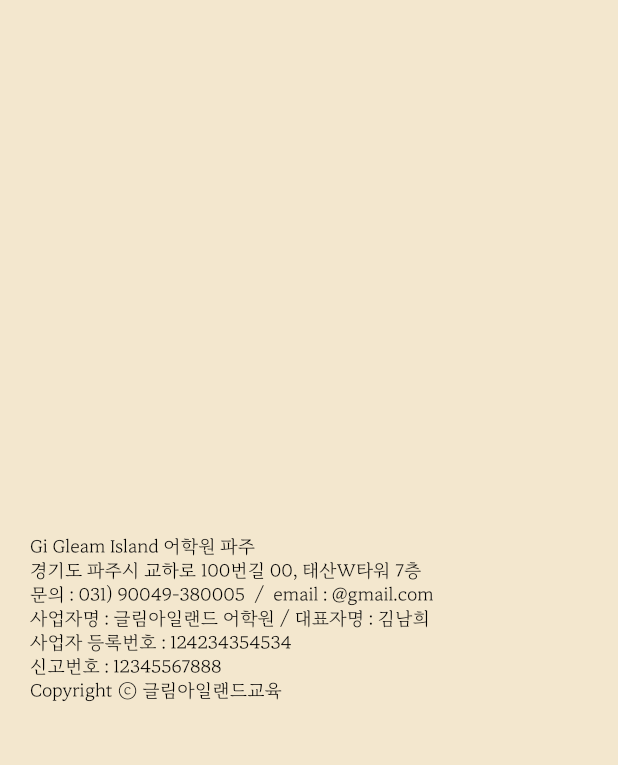
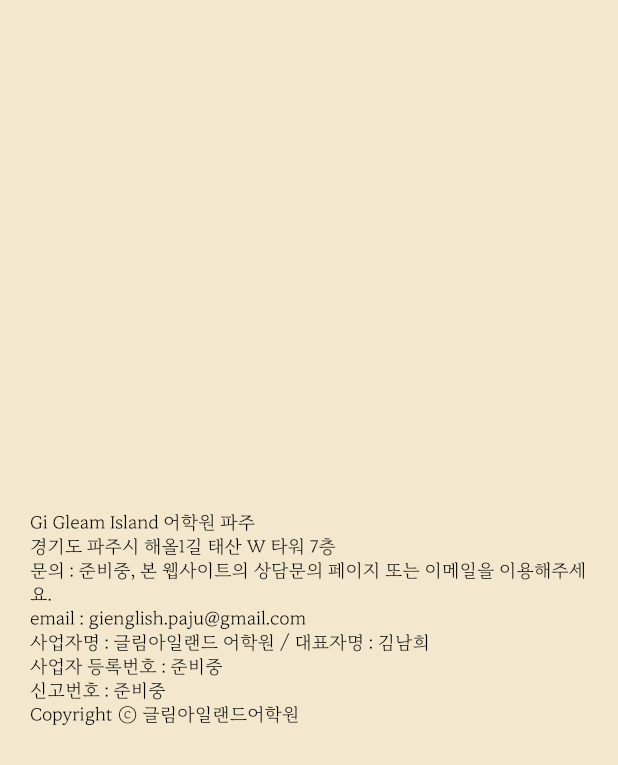
Before and after one commit to mirk098718/gi_english_website, a Flutter app: what footer() shows on an empty page, opened directly, on a phone screen of 412 x 824 dp. Shown: the top 765 px of the screen. Run offline on Flutter 3.47's test engine with Material 2 defaults, Android fonts, the phone set to English and light mode, and no system bars; our stand-ins replace cloud_firestore, firebase_auth, firebase_core, shared_preferences, syncfusion_flutter_calendar; missing offline and left inert: shared_preferences_web; accounts and stored records are empty; statements that could not run were skipped.

Commit message:
make UrlUtil

```diff
--- a/lib/util/MyWidget.dart
+++ b/lib/util/MyWidget.dart
@@ -17,12 +17,13 @@ class MyWidget {
 
           child: Text(
                 "Gi Gleam Island 어학원 파주\n"
-                "경기도 파주시 교하로 100번길 00, 태산W타워 7층\n"
-                "문의 : 031) 90049-380005  /  email : @gmail.com\n"
+                "경기도 파주시 해올1길 태산 W 타워 7층\n"
+                "문의 : 준비중, 본 웹사이트의 상담문의 페이지 또는 이메일을 이용해주세요. \n"
+                    "email : gienglish.paju@gmail.com\n"
                 "사업자명 : 글림아일랜드 어학원 / 대표자명 : 김남희\n"
-                "사업자 등록번호 : 124234354534\n"
-                "신고번호 : 12345567888\n"
-                "Copyright ⓒ 글림아일랜드교육",
+                "사업자 등록번호 : 준비중\n"
+                "신고번호 : 준비중\n"
+                "Copyright ⓒ 글림아일랜드어학원",
             style: TextStyle(color: Palette.black, fontFamily: "MaruBuri", fontWeight: FontWeight.normal, fontSize: 12),
           ),
         ),
--- a/lib/widget/MobileSchoolLayout.dart
+++ b/lib/widget/MobileSchoolLayout.dart
@@ -159,7 +159,9 @@ class _MobileSchoolLayoutState extends State<MobileSchoolLayout> {
                            fontSize: 13),)),),
               SizedBox(width: 30),
               InkWell(
-                  onTap: (){MenuUtil.push(context, SchoolCommunityNoticePage());},
+                  onTap: (){
+                    // MenuUtil.push(context, SchoolCommunityNoticePage());
+                    },
                   child:
                   Container(
                       height: widget.height,
--- a/lib/widget/WebSchoolLayout.dart
+++ b/lib/widget/WebSchoolLayout.dart
@@ -215,7 +215,9 @@ class _WebSchoolLayoutState extends State<WebSchoolLayout> {
             ),
             SizedBox(width: 20),
             InkWell(
-                onTap: (){MenuUtil.push(context, SchoolCommunityNoticePage());},
+                onTap: (){
+                  // MenuUtil.push(context, SchoolCommunityNoticePage());
+                  },
                 child: Text("Community", style: TextStyle(color: Palette.earth,
                     fontFamily: "MaruBuri",
                     fontWeight: FontWeight.bold,
--- a/pubspec.yaml
+++ b/pubspec.yaml
@@ -33,7 +33,9 @@ dependencies:
   firebase_core: ^1.22.0
   cloud_firestore: ^3.4.8
   firebase_auth: ^3.10.0
-  webview_flutter: ^3.0.4
+  url_launcher: ^6.1.7
+  url_launcher_web: ^2.0.13
+
 
 dev_dependencies:
   flutter_test:
```
Also changed, not shown: lib/pages/SchoolNZPage.dart (+47 -40 lines), lib/pages/WhyChooseNzWeb.dart (deleted, +0 -20 lines), lib/util/UrlIUtil.dart (added, +31 -0 lines), pubspec.lock, 1 other file.
